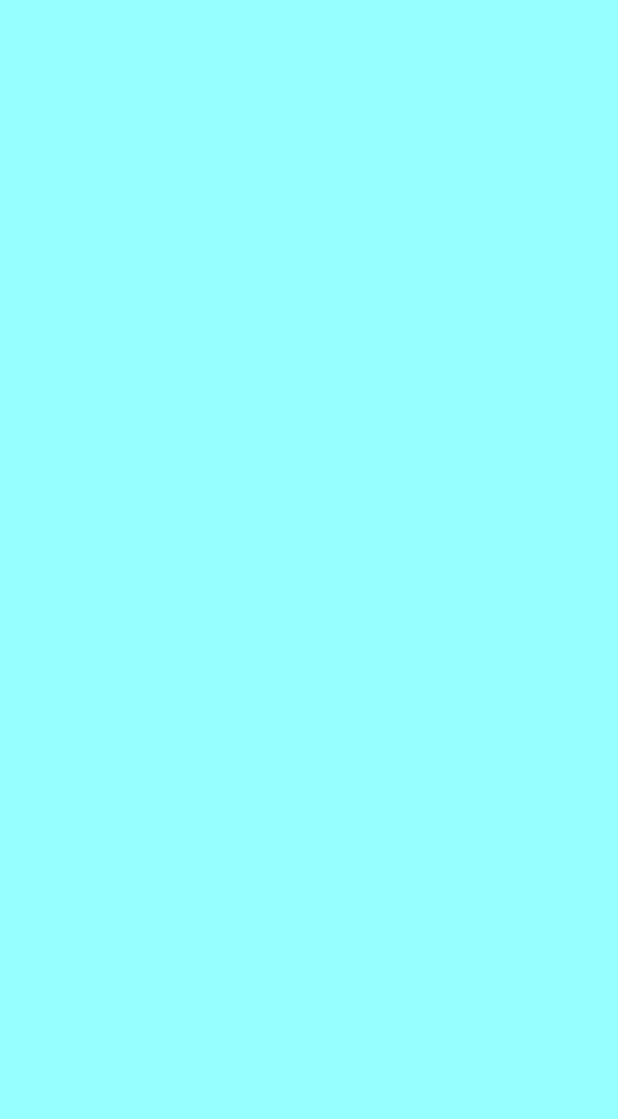
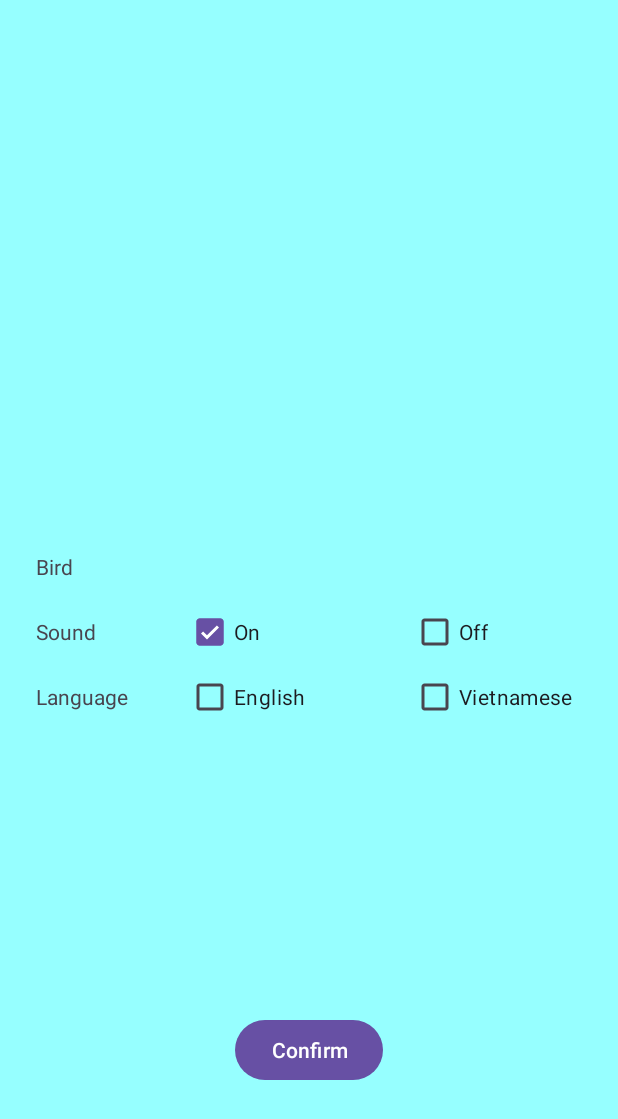
Before and after one commit to tranvietan2001/Kotlin_android_game_myflappybird, an Android app: the ConfigActivity screen opened directly, with no data from a screen before it, on a phone screen of 412 x 824 dp. Before the commit the part shown is empty. Shown: the top 1119 px of the screen. Run offline under Robolectric (Android 15) with nearby library versions, the phone set to English and light mode, and no system bars.

Commit message:
create ui config

```diff
--- a/app/src/main/java/com/example/mybird/ConfigActivity.kt
+++ b/app/src/main/java/com/example/mybird/ConfigActivity.kt
@@ -1,15 +1,75 @@
 package com.example.mybird
 
+import android.annotation.SuppressLint
 import android.os.Bundle
 import android.view.View
+import android.widget.Button
+import android.widget.CheckBox
+import android.widget.Toast
 import androidx.activity.enableEdgeToEdge
 import androidx.appcompat.app.AppCompatActivity
 
 class ConfigActivity : AppCompatActivity() {
+
+    private lateinit var soundOnCb: CheckBox
+    private lateinit var soundOffCb: CheckBox
+    private lateinit var lgEnCb: CheckBox
+    private lateinit var lgViCb: CheckBox
+    private lateinit var confirmBtn: Button
+
+    @SuppressLint("MissingInflatedId")
     override fun onCreate(savedInstanceState: Bundle?) {
         super.onCreate(savedInstanceState)
         enableEdgeToEdge() //ẩn phần viền trên
         setContentView(R.layout.config_activity_main)
+
+        soundOnCb = findViewById(R.id.soundOnCB)
+        soundOffCb = findViewById(R.id.soundOffCB)
+        lgEnCb = findViewById(R.id.lgEnCB)
+        lgViCb = findViewById(R.id.lgViCB)
+        confirmBtn = findViewById(R.id.confirmBtn)
+
+        soundOnCb.isChecked = true
+        soundOffCb.isChecked = false
+
+//        if(soundOffCb.isChecked){
+//            Toast.makeText(this, "SOUND OFF", Toast.LENGTH_SHORT).show()
+//            soundOnCb.isChecked = false
+//        }
+//        else{
+//            Toast.makeText(this, "SOUND ON", Toast.LENGTH_SHORT).show()
+//            soundOffCb.isChecked = false
+//        }
+
+        soundOnCb.setOnClickListener {
+            !soundOnCb.isChecked
+            soundOffCb.isChecked = !soundOnCb.isChecked
+            Toast.makeText(this, "SOUND ON status: ${soundOnCb.isChecked.toString()} ", Toast.LENGTH_SHORT).show()
+        }
+
+        soundOffCb.setOnClickListener {
+            !soundOffCb.isChecked
+            soundOnCb.isChecked = !soundOffCb.isChecked
+            Toast.makeText(this, "SOUND ON status: ${soundOffCb.isChecked.toString()} ", Toast.LENGTH_SHORT).show()
+        }
+
+
+        lgEnCb.setOnClickListener {
+            !lgEnCb.isChecked
+            lgViCb.isChecked = !lgEnCb.isChecked
+            Toast.makeText(this, "SOUND ON status: ${lgEnCb.isChecked.toString()} ", Toast.LENGTH_SHORT).show()
+        }
+
+        lgViCb.setOnClickListener {
+            !lgViCb.isChecked
+            lgEnCb.isChecked = !lgViCb.isChecked
+            Toast.makeText(this, "SOUND ON status: ${lgViCb.isChecked.toString()} ", Toast.LENGTH_SHORT).show()
+        }
+
+
+
+
+
 
     }
     private fun hideSystemUI() {
--- a/app/src/main/java/com/example/mybird/MainActivity.kt
+++ b/app/src/main/java/com/example/mybird/MainActivity.kt
@@ -30,14 +30,11 @@ class MainActivity : AppCompatActivity() {
         sConfigBtn = findViewById(R.id.sConfigBtn)
 
         sOnlineBtn.setOnClickListener {
-            Toast.makeText(this,"online", Toast.LENGTH_SHORT).show()
             val changeUi = Intent(this,LoginActivity::class.java)
             startActivity(changeUi)
         }
 
         sOfflineBtn.setOnClickListener {
-            Toast.makeText(this,"offline", Toast.LENGTH_SHORT).show()
-
             val changeUi = Intent(this,PlayGameActivity::class.java)
             changeUi.putExtra("NAME_ACCOUNT", "@Off_play")
             startActivity(changeUi)
@@ -45,13 +42,11 @@ class MainActivity : AppCompatActivity() {
         }
 
         sShopBtn.setOnClickListener {
-            Toast.makeText(this,"shop", Toast.LENGTH_SHORT).show()
             val changeUi = Intent(this,ShopActivity::class.java)
             startActivity(changeUi)
         }
 
         sConfigBtn.setOnClickListener {
-            Toast.makeText(this,"config", Toast.LENGTH_SHORT).show()
             val changeUi = Intent(this,ConfigActivity::class.java)
             startActivity(changeUi)
         }
--- a/app/src/main/res/layout/config_activity_main.xml
+++ b/app/src/main/res/layout/config_activity_main.xml
@@ -1,8 +1,86 @@
 <?xml version="1.0" encoding="utf-8"?>
 <androidx.constraintlayout.widget.ConstraintLayout xmlns:android="http://schemas.android.com/apk/res/android"
+    xmlns:app="http://schemas.android.com/apk/res-auto"
+    xmlns:tools="http://schemas.android.com/tools"
     android:layout_width="match_parent"
     android:layout_height="match_parent"
     android:background="#96FFFF"
     android:backgroundTint="#96FFFF">
 
+    <TextView
+        android:id="@+id/BirdTxt"
+        android:layout_width="wrap_content"
+        android:layout_height="wrap_content"
+        android:layout_marginStart="24dp"
+        android:layout_marginTop="368dp"
+        android:text="@string/bird"
+        app:layout_constraintStart_toStartOf="parent"
+        app:layout_constraintTop_toTopOf="parent" />
+
+    <TextView
+        android:id="@+id/SoundTxt"
+        android:layout_width="wrap_content"
+        android:layout_height="wrap_content"
+        android:layout_marginTop="24dp"
+        android:text="@string/sound"
+        app:layout_constraintStart_toStartOf="@+id/BirdTxt"
+        app:layout_constraintTop_toBottomOf="@+id/BirdTxt" />
+
+    <TextView
+        android:id="@+id/languageTxt"
+        android:layout_width="wrap_content"
+        android:layout_height="wrap_content"
+        android:layout_marginTop="24dp"
+        android:text="@string/language"
+        app:layout_constraintStart_toStartOf="@+id/SoundTxt"
+        app:layout_constraintTop_toBottomOf="@+id/SoundTxt" />
+
+    <CheckBox
+        android:id="@+id/soundOnCB"
+        android:layout_width="wrap_content"
+        android:layout_height="wrap_content"
+        android:layout_marginStart="100dp"
+        android:text="@string/on"
+        app:layout_constraintBottom_toBottomOf="@+id/SoundTxt"
+        app:layout_constraintStart_toStartOf="@+id/SoundTxt"
+        app:layout_constraintTop_toTopOf="@+id/SoundTxt" />
+
+    <CheckBox
+        android:id="@+id/soundOffCB"
+        android:layout_width="wrap_content"
+        android:layout_height="wrap_content"
+        android:layout_marginStart="150dp"
+        android:text="@string/off"
+        app:layout_constraintBottom_toBottomOf="@+id/soundOnCB"
+        app:layout_constraintStart_toStartOf="@+id/soundOnCB"
+        app:layout_constraintTop_toTopOf="@+id/soundOnCB" />
+
+    <CheckBox
+        android:id="@+id/lgEnCB"
+        android:layout_width="wrap_content"
+        android:layout_height="wrap_content"
+        android:text="@string/english"
+        app:layout_constraintBottom_toBottomOf="@+id/languageTxt"
+        app:layout_constraintStart_toStartOf="@+id/soundOnCB"
+        app:layout_constraintTop_toTopOf="@+id/languageTxt" />
+
+    <CheckBox
+        android:id="@+id/lgViCB"
+        android:layout_width="wrap_content"
+        android:layout_height="wrap_content"
+        android:text="@string/vietnamese"
+        app:layout_constraintBottom_toBottomOf="@+id/lgEnCB"
+        app:layout_constraintStart_toStartOf="@+id/soundOffCB"
+        app:layout_constraintTop_toTopOf="@+id/lgEnCB"
+        app:layout_constraintVertical_bias="1.0" />
+
+    <Button
+        android:id="@+id/confirmBtn"
+        android:layout_width="wrap_content"
+        android:layout_height="wrap_content"
+        android:layout_marginBottom="100dp"
+        android:text="@string/confirm"
+        app:layout_constraintBottom_toBottomOf="parent"
+        app:layout_constraintEnd_toEndOf="parent"
+        app:layout_constraintStart_toStartOf="parent" />
 </androidx.constraintlayout.widget.ConstraintLayout>
--- a/app/src/main/res/values/strings.xml
+++ b/app/src/main/res/values/strings.xml
@@ -21,4 +21,12 @@
     <string name="achievement_ranking">Achievement Ranking</string>
     <string name="search">Search</string>
     <string name="no_name">---</string>
+    <string name="bird">Bird</string>
+    <string name="sound">Sound</string>
+    <string name="language">Language</string>
+    <string name="on">On</string>
+    <string name="off">Off</string>
+    <string name="english">English</string>
+    <string name="vietnamese">Vietnamese</string>
+    <string name="confirm">Confirm</string>
 </resources>
```
